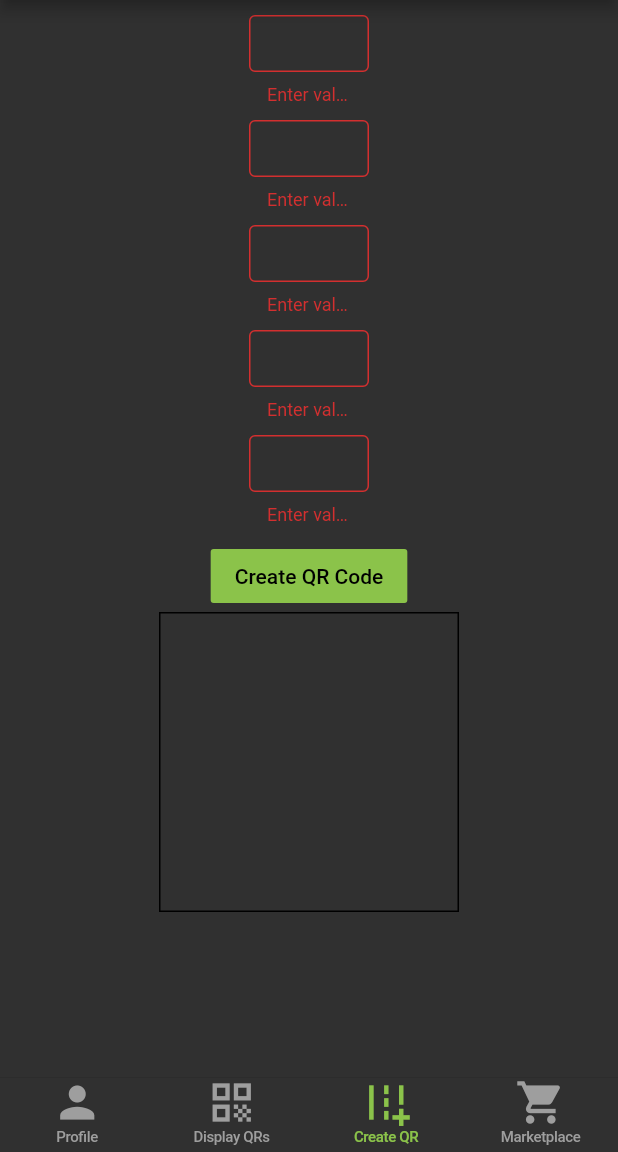
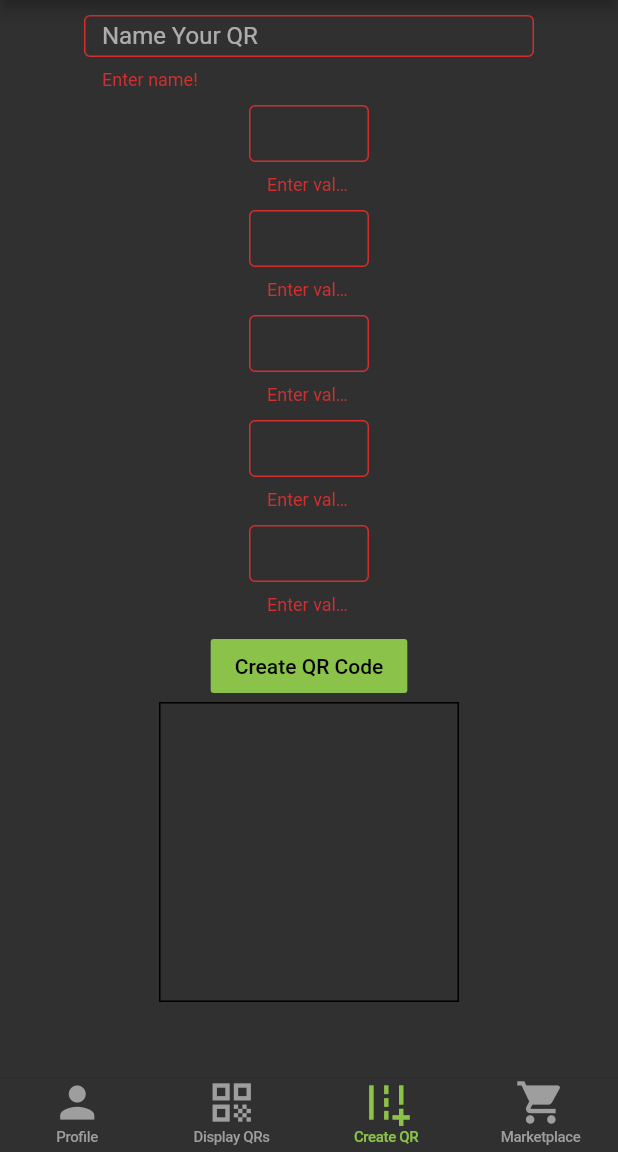
Before and after one commit to alperari/ProjectVirtualSize, a Flutter app: the screen it shows once a user with an empty profile is signed in, item 3 of the bottom bar chosen, after a tap on "Create QR Code", on a phone screen of 412 x 824 dp, the part 84-1236 px from its top. Run offline on Flutter 3.47's test engine with Material 2 defaults, Android fonts, the phone set to English and light mode, and no system bars; our stand-ins replace cloud_firestore, email_validator, firebase_auth, firebase_core, firebase_storage, qr_flutter; accounts and stored records are empty; Roboto replaces fonts that are missing (Arial).

```diff
--- a/lib/navigationPages/createQRcode.dart
+++ b/lib/navigationPages/createQRcode.dart
@@ -22,6 +22,7 @@ class _createQRcodeState extends State<createQRcode> {
 
   final _formKey = GlobalKey<FormState>();
   double input1, input2, input3, input4, input5;
+  String QRname;
   bool isset=false;
   String QR_id;
   File imageFile;
@@ -99,13 +100,8 @@ class _createQRcodeState extends State<createQRcode> {
     });
 
     imageFile =await Convert_QR_to_File(data.toString());
-
-
-
-
     imageFile = await compressImage(imageFile);
-
-    String mediaURL = await uploadImage(imageFile, QR_id, "testname");
+    String mediaURL = await uploadImage(imageFile, QR_id, QRname);
 
   }
 
@@ -121,6 +117,30 @@ class _createQRcodeState extends State<createQRcode> {
             key: _formKey,
             child: Column(
               children: [
+                SizedBox(
+                  width:300,
+                  height: 50,
+                  child: TextFormField(
+                    decoration: new InputDecoration(
+                      labelText: "Name Your QR",
+                      border: OutlineInputBorder(
+                        borderSide: BorderSide(color: Colors.black),
+                      ),
+
+                    ),
+                    keyboardType: TextInputType.text,
+                    validator: (value) {
+                      if(value.isEmpty) {
+                        return 'Enter name!';
+                      }
+                      return null;
+                    },
+                    onSaved: (String value) {
+                      QRname = value;
+                    },
+                  ),
+                ),
+                SizedBox(height: 10,),
                 SizedBox(
                   width:80,
                   height: 60,
@@ -256,8 +276,7 @@ class _createQRcodeState extends State<createQRcode> {
 
                        await createQR(data);
 
-                       print(QR_id);
-
+                       _formKey.currentState.reset();
                      }
                     }
                   },
```
Also changed, not shown: lib/models/QRcodeTile.dart (+44 -0 lines).
